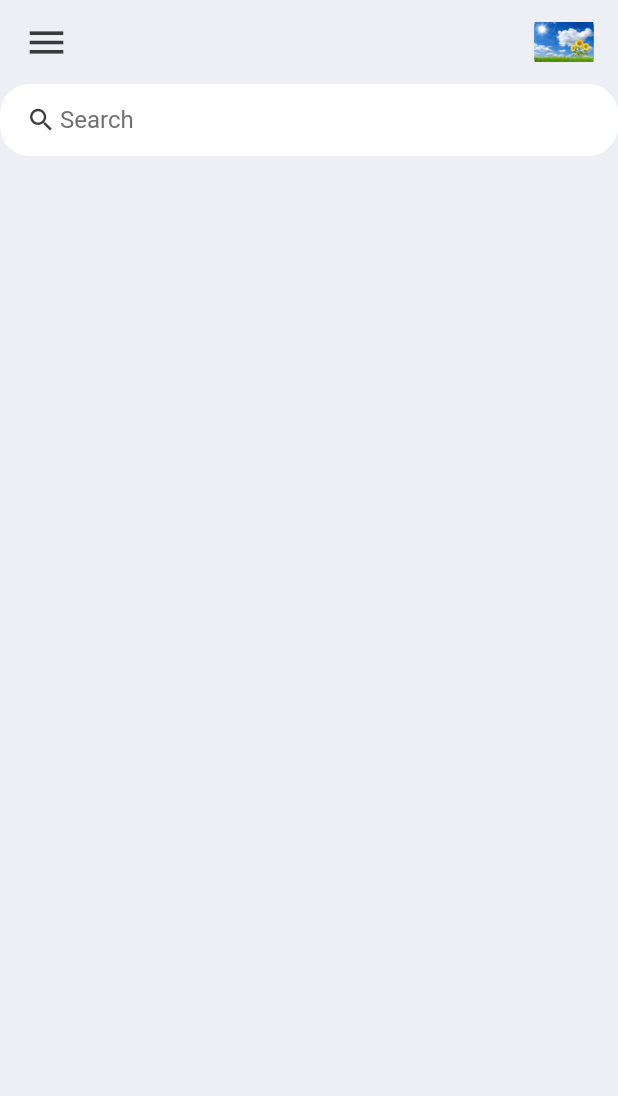
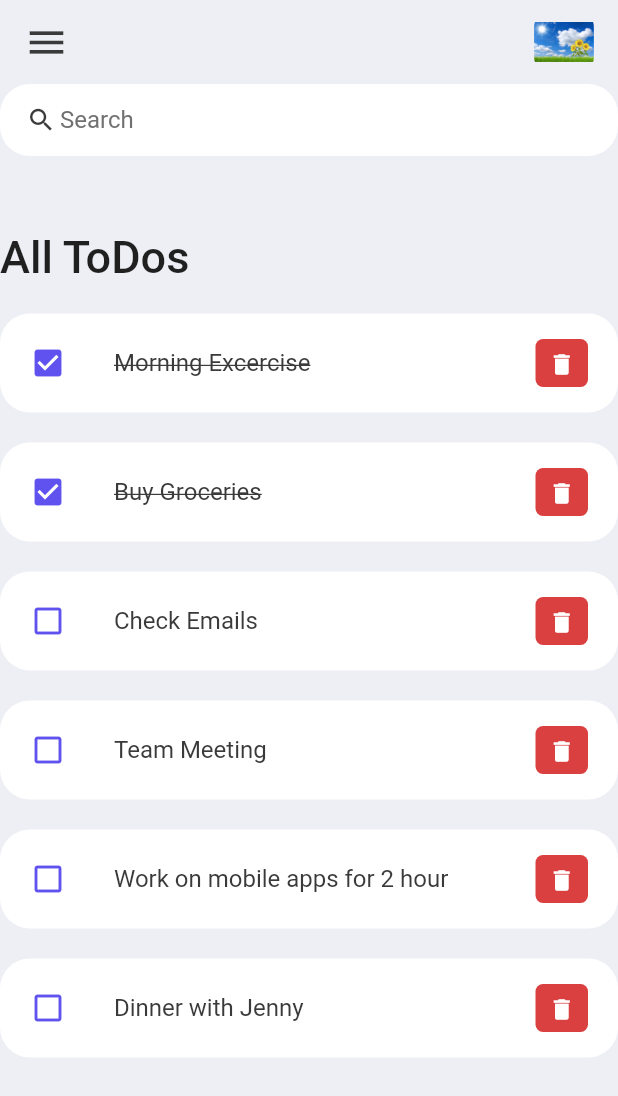
Before and after one commit to vantoc/flutter_todo_app, a Flutter app: the screen it shows after launch, on a phone screen of 412 x 824 dp. Shown: the top 1096 px of the screen. Run offline on Flutter 3.47's test engine with Material 2 defaults, Android fonts, the phone set to English and light mode, and no system bars.

Commit message:
Creating todo item

```diff
--- a/lib/main.dart
+++ b/lib/main.dart
@@ -21,7 +21,7 @@ class MyApp extends StatelessWidget {
       theme: ThemeData(
         primarySwatch: Colors.blue,
       ),
-      home: const Home(),
+      home: Home(),
     );
   }
 }
--- /dev/null
+++ b/lib/model/todo.dart
@@ -0,0 +1,34 @@
+class ToDo {
+  String id;
+  String todoText;
+  bool isDone;
+
+  ToDo({
+    required this.id,
+    required this.todoText,
+    this.isDone = false,
+  });
+
+  static List<ToDo> todoList() {
+    return [
+      ToDo(id: '01', todoText: 'Morning Excercise', isDone: true),
+      ToDo(id: '02', todoText: 'Buy Groceries', isDone: true),
+      ToDo(
+        id: '03',
+        todoText: 'Check Emails',
+      ),
+      ToDo(
+        id: '04',
+        todoText: 'Team Meeting',
+      ),
+      ToDo(
+        id: '05',
+        todoText: 'Work on mobile apps for 2 hour',
+      ),
+      ToDo(
+        id: '06',
+        todoText: 'Dinner with Jenny',
+      ),
+    ];
+  }
+}
--- a/lib/screens/home.dart
+++ b/lib/screens/home.dart
@@ -1,8 +1,10 @@
 import 'package:flutter/material.dart';
 import 'package:todo_app_flutter/constants/colors.dart';
+import 'package:todo_app_flutter/model/todo.dart';
+import 'package:todo_app_flutter/widgets/todo_item.dart';
 
 class Home extends StatelessWidget {
-  const Home({super.key});
+  final todosList = ToDo.todoList();
 
   @override
   Widget build(BuildContext context) {
@@ -13,6 +15,26 @@ class Home extends StatelessWidget {
         child: Column(
           children: [
             searchBox(),
+            Expanded(
+              child: ListView(
+                children: [
+                  Container(
+                    margin: EdgeInsets.only(
+                      top: 50,
+                      bottom: 20,
+                    ),
+                    child: Text(
+                      'All ToDos',
+                      style: TextStyle(
+                        fontSize: 30,
+                        fontWeight: FontWeight.w500,
+                      ),
+                    ),
+                  ),
+                  for (ToDo todo in todosList) ToDoItem(todo: todo),
+                ],
+              ),
+            ),
           ],
         ),
       ),
--- /dev/null
+++ b/lib/widgets/todo_item.dart
@@ -0,0 +1,58 @@
+import 'package:flutter/material.dart';
+import 'package:todo_app_flutter/constants/colors.dart';
+import 'package:todo_app_flutter/model/todo.dart';
+
+class ToDoItem extends StatelessWidget {
+  const ToDoItem({super.key, required this.todo});
+  final ToDo todo;
+
+  @override
+  Widget build(BuildContext context) {
+    return Container(
+      margin: const EdgeInsets.only(bottom: 20),
+      child: ListTile(
+        onTap: () {
+          print('Clicked on Todo Item');
+        },
+        shape: RoundedRectangleBorder(
+          borderRadius: BorderRadius.circular(20),
+        ),
+        contentPadding: EdgeInsets.symmetric(
+          horizontal: 20,
+          vertical: 5,
+        ),
+        tileColor: Colors.white,
+        leading: Icon(
+          todo.isDone ? Icons.check_box : Icons.check_box_outline_blank,
+          color: tdBlue,
+        ),
+        title: Text(
+          todo.todoText,
+          style: TextStyle(
+            fontSize: 16,
+            color: tdBlack,
+            decoration: todo.isDone ? TextDecoration.lineThrough : null,
+          ),
+        ),
+        trailing: Container(
+          padding: EdgeInsets.all(0),
+          margin: EdgeInsets.symmetric(vertical: 12),
+          height: 35,
+          width: 35,
+          decoration: BoxDecoration(
+            color: tdRed,
+            borderRadius: BorderRadius.circular(5),
+          ),
+          child: IconButton(
+            color: Colors.white,
+            iconSize: 18,
+            icon: Icon(Icons.delete),
+            onPressed: () {
+              print('Clicked on delete icon');
+            },
+          ),
+        ),
+      ),
+    );
+  }
+}
```
